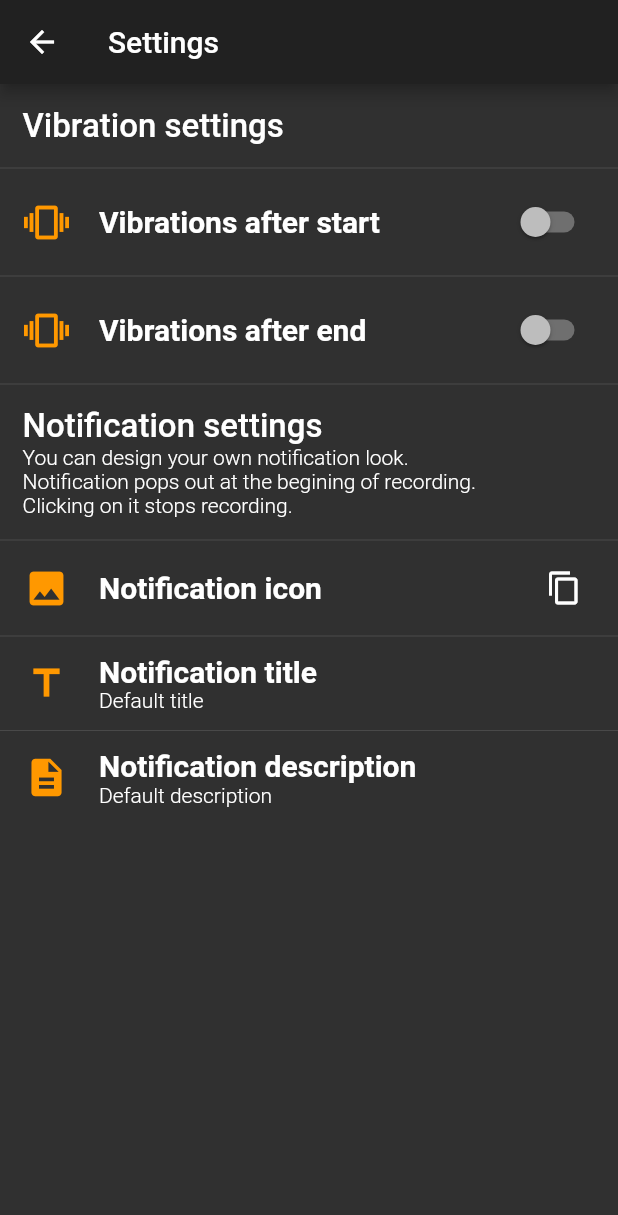
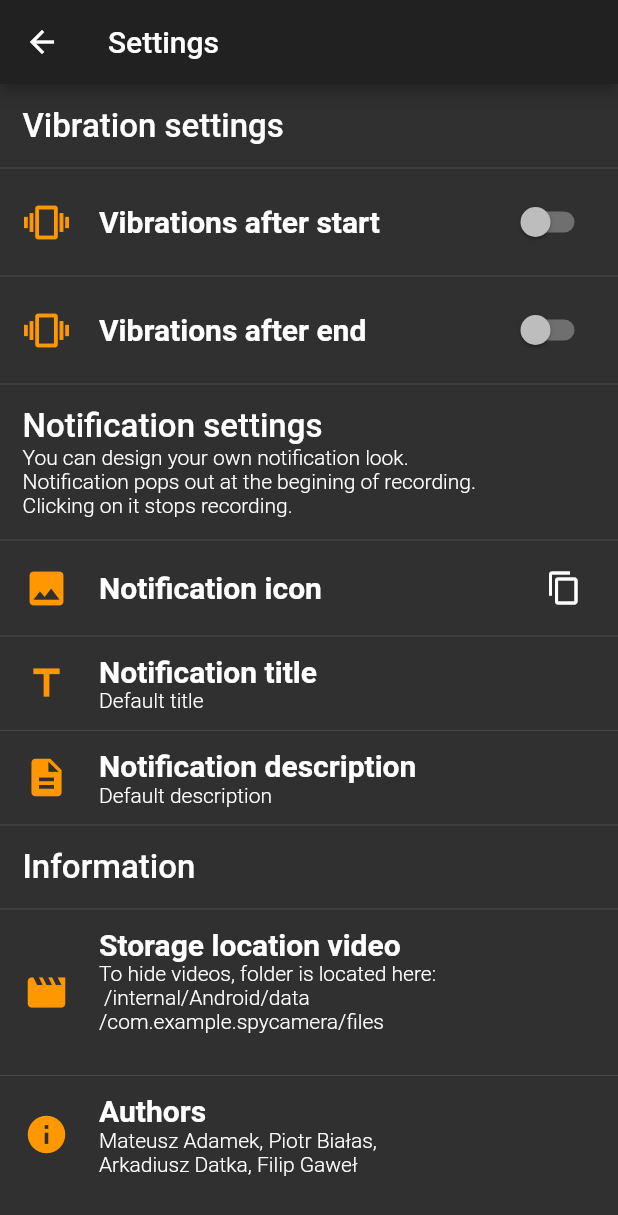
Before and after one commit to Filiponesco/spy_camera, a Flutter app: the screen it shows after launch, after a tap on the "settings" icon, on a phone screen of 412 x 824 dp. Shown: the top 1215 px of the screen. Run offline on Flutter 3.47's test engine with Material 2 defaults, Android fonts, the phone set to English and light mode, and no system bars; our stand-ins replace camera, flutter_local_notifications, shared_preferences, toast, vibration.

Commit message:
delete package downloads_path_provider, fix compile to release, add information

```diff
--- a/lib/main.dart
+++ b/lib/main.dart
@@ -217,6 +217,8 @@ class _HomePageState extends State<HomePage> with TickerProviderStateMixin {
   @override
   Widget build(BuildContext context) {
     var timerService = TimerService.of(context);
+    var camStatus = Provider.of<CameraManagement>(context, listen: false);
+    camStatus.informUICallback = _showToast;
     return Scaffold(
       appBar: AppBar(
         title: Text("Spy Camera"),
@@ -234,7 +236,6 @@ class _HomePageState extends State<HomePage> with TickerProviderStateMixin {
         ],
       ),
       body: Consumer<CameraManagement>(builder: (context, camStatus, child) {
-        camStatus.informUICallback = _showToast;
         //waiting for cameras
         if (camStatus.controller == null)
           return _loadingCameras();
--- a/lib/pages/settings_page.dart
+++ b/lib/pages/settings_page.dart
@@ -201,7 +201,28 @@ class SettingsRoute extends StatelessWidget {
                   onTap: changeDescription,
                   settingName: "notification_description",
                 ),
+                Padding(
+                  padding: const EdgeInsets.all(15.0),
+                  child: Text(
+                    "Information",
+                    style: TextStyle(
+                      fontWeight: FontWeight.w500,
+                      fontSize: 22,
+                    ),
+                  ),
+                ),
+                SettingsContainer(
+                  icon: Icons.movie,
+                  title: "Storage location video",
+                  description: "To hide videos, folder is located here:\n /internal/Android/data\n/com.example.spycamera/files\n",
+                ),
+                SettingsContainer(
+                  icon: Icons.info,
+                  title: "Authors",
+                  description: "Mateusz Adamek, Piotr Białas,\nArkadiusz Datka, Filip Gaweł",
+                ),
               ]).toList(),
+
             );
           } else
             return Center();
--- a/pubspec.yaml
+++ b/pubspec.yaml
@@ -19,10 +19,12 @@ environment:
 dependencies:
   vibration: ^1.2.4
   camera: ^0.5.7+4
-  downloads_path_provider: ^0.1.0
+#  downloads_path_provider: ^0.1.0
+#  path_provider: ^1.6.7
   intl: ^0.16.1
   toast: ^0.1.5
   provider: ^4.0.5+1
+  path_provider: ^1.6.7
   flutter:
     sdk: flutter
 
```
Also changed, not shown: lib/camera_management.dart (+16 -12 lines), pubspec.lock.
